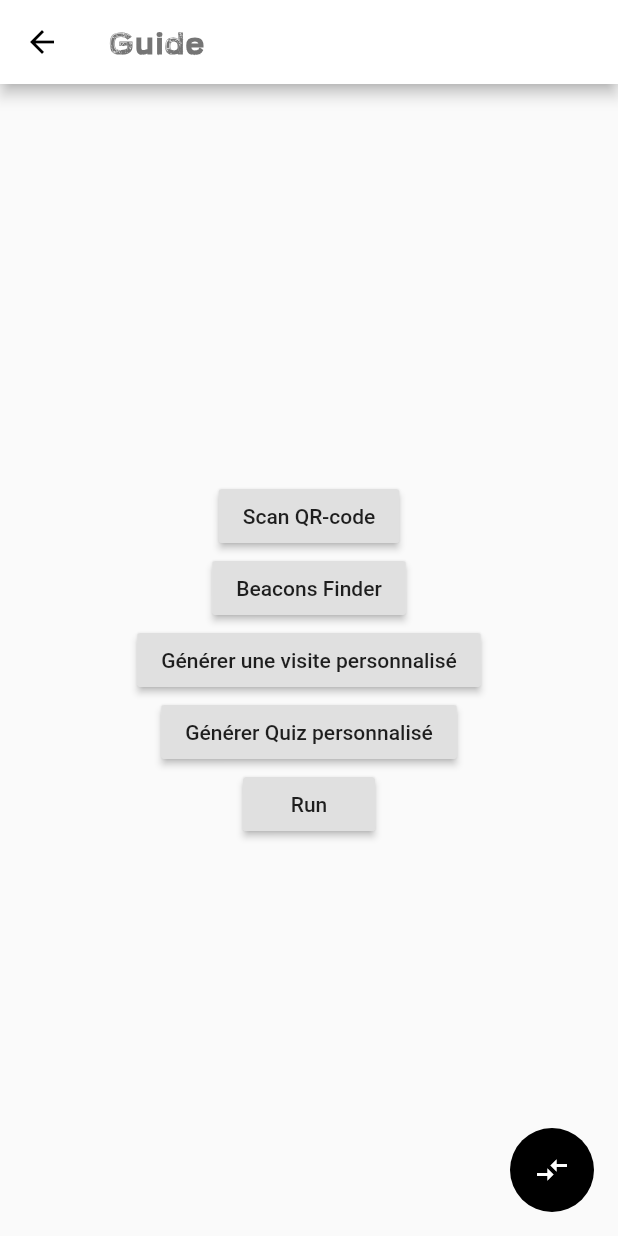
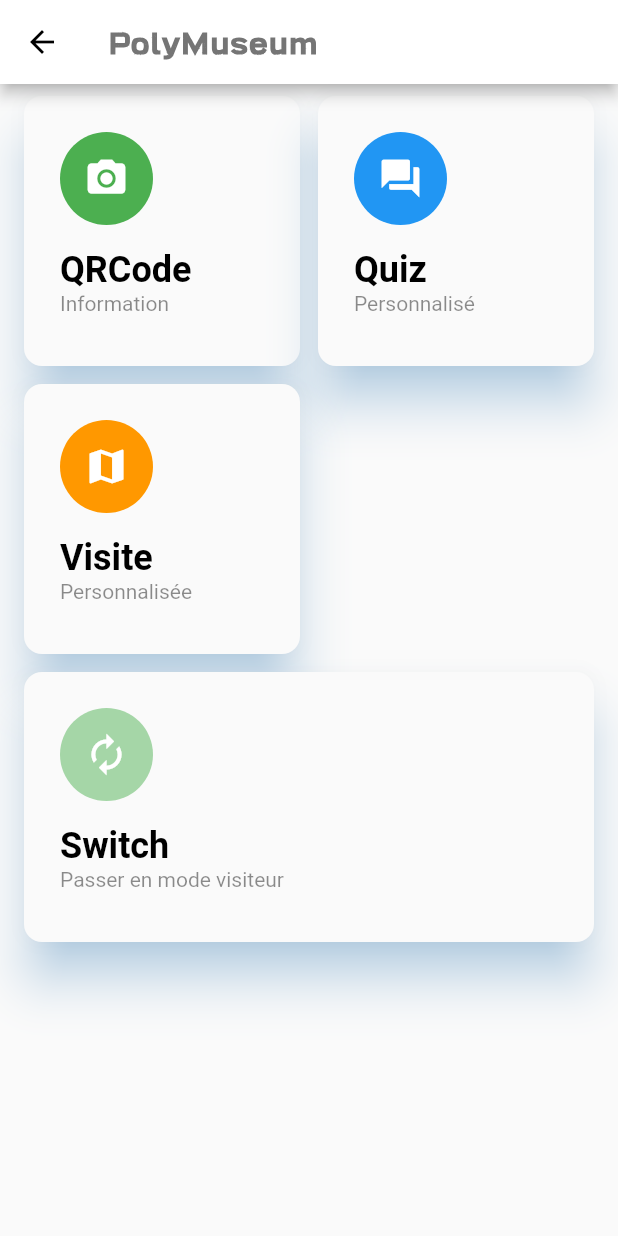
Before and after one commit to Raph-hsyuan/projet-janvier-19-pns-ps7-18-19-iam, a Flutter app: the GuideScreen screen opened directly, on a phone screen of 412 x 824 dp. Run offline on Flutter 3.47's test engine with Material 2 defaults, Android fonts, the phone set to English and light mode, and no system bars; our stand-ins replace audioplayers, auto_size_text, cloud_firestore, flutter_compass, flutter_local_notifications, flutter_spinkit and 1 more; missing offline and left inert: barcode_scan, flutter_beacon, flutter_nfc_reader, permission, vibrate; accounts and stored records are empty; statements that could not run were skipped.

Commit message:
#35 modifier la page de guide et ajouter hiden test bouton

```diff
--- a/polymuseum/lib/screens/GuideScreen.dart
+++ b/polymuseum/lib/screens/GuideScreen.dart
@@ -2,13 +2,18 @@ import 'package:flutter/material.dart';
 import 'package:polymuseum/screens/QuizGeneratorScreen.dart';
 import 'package:polymuseum/screens/QrScreen.dart';
 import 'package:polymuseum/screens/VisitorScreen.dart';
-import 'package:polymuseum/sensors/Beacons.dart';
-import 'package:polymuseum/DBHelper.dart';
 import 'package:polymuseum/screens/VisitGeneratorScreen.dart';
-import 'RaceScreen.dart';
+import 'package:flutter_staggered_grid_view/flutter_staggered_grid_view.dart';
+import 'package:polymuseum/screens/HidenTestingScreen.dart';
 
-class GuideScreen extends StatelessWidget {
-  DBHelper dbHelper = new DBHelper();
+
+class GuideScreen extends StatefulWidget {
+  @override
+  _GuideScreenState createState() => _GuideScreenState();
+}
+
+class _GuideScreenState extends State<GuideScreen> {
+  int actualChart = 0;
 
   @override
   Widget build(BuildContext context) {
@@ -18,75 +23,172 @@ class GuideScreen extends StatelessWidget {
             color: Colors.black,
           ),
           backgroundColor: Colors.white,
-          title: Text('Guide',
+          title: Text('PolyMuseum',
               style: TextStyle(
                   color: Colors.grey[600],
                   fontWeight: FontWeight.w700,
                   fontSize: 20.0,
                   fontFamily: 'Broadwell')),
+          flexibleSpace: IconButton(
+            onPressed:  () {
+              Navigator.push(
+                context,
+                MaterialPageRoute(builder: (context) => HidenTestingScreen()),
+              );},
+            icon: Icon(Icons.settings,color: Colors.white,),
           ),
-        body: Center(
-          child: new Column(
-              mainAxisAlignment: MainAxisAlignment.center,
+
+        ),
+        body: StaggeredGridView.count(
+          crossAxisCount: 2,
+          crossAxisSpacing: 12.0,
+          mainAxisSpacing: 12.0,
+          padding: EdgeInsets.symmetric(horizontal: 16.0, vertical: 8.0),
           children: <Widget>[
-                RaisedButton(
-                  child: Text('Scan QR-code'),
-                  onPressed: () {
+            _buildTile(
+                Padding(
+                  padding: const EdgeInsets.all(24.0),
+                  child: Column(
+                      mainAxisAlignment: MainAxisAlignment.start,
+                      crossAxisAlignment: CrossAxisAlignment.start,
+                      children: <Widget>[
+                        Material(
+                            color: Colors.green,
+                            shape: CircleBorder(),
+                            child: Padding(
+                              padding: EdgeInsets.all(16.0),
+                              child: Icon(Icons.photo_camera,
+                                  color: Colors.white, size: 30.0),
+                            )),
+                        Padding(padding: EdgeInsets.only(bottom: 16.0)),
+                        Text('QRCode',
+                            style: TextStyle(
+                                color: Colors.black,
+                                fontWeight: FontWeight.w700,
+                                fontSize: 24.0)),
+                        Text('Information',
+                            style: TextStyle(color: Colors.black45)),
+                      ]),
+                ), onTap: () {
               Navigator.push(
                 context,
                 MaterialPageRoute(builder: (context) => QrScreen()),
               );
-                  },
-                ),
-                RaisedButton(
-                  child: Text('Beacons Finder'),
-                  onPressed: () {
+            }),
+            _buildTile(
+                Padding(
+                  padding: const EdgeInsets.all(24.0),
+                  child: Column(
+                      mainAxisAlignment: MainAxisAlignment.start,
+                      crossAxisAlignment: CrossAxisAlignment.start,
+                      children: <Widget>[
+                        Material(
+                            color: Colors.blue,
+                            shape: CircleBorder(),
+                            child: Padding(
+                              padding: EdgeInsets.all(16.0),
+                              child: Icon(Icons.question_answer,
+                                  color: Colors.white, size: 30.0),
+                            )),
+                        Padding(padding: EdgeInsets.only(bottom: 16.0)),
+                        Text('Quiz',
+                            style: TextStyle(
+                                color: Colors.black,
+                                fontWeight: FontWeight.w700,
+                                fontSize: 24.0)),
+                        Text('Personnalisé',
+                            style: TextStyle(color: Colors.black45)),
+                      ]),
+                ), onTap: () {
               Navigator.push(
                 context,
-                      MaterialPageRoute(builder: (context) => Beacons()),
+                MaterialPageRoute(builder: (context) => QuizGeneratorScreen()),
               );
-                  },
-                ),
-                RaisedButton(
-                  child: Text('Générer une visite personnalisé'),
-                  onPressed: () {
+            }),
+            _buildTile(
+                Padding(
+                  padding: const EdgeInsets.all(24.0),
+                  child: Column(
+                      mainAxisAlignment: MainAxisAlignment.start,
+                      crossAxisAlignment: CrossAxisAlignment.start,
+                      children: <Widget>[
+                        Material(
+                            color: Colors.orange,
+                            shape: CircleBorder(),
+                            child: Padding(
+                              padding: EdgeInsets.all(16.0),
+                              child: Icon(Icons.map,
+                                  color: Colors.white, size: 30.0),
+                            )),
+                        Padding(padding: EdgeInsets.only(bottom: 16.0)),
+                        Text('Visite',
+                            style: TextStyle(
+                                color: Colors.black,
+                                fontWeight: FontWeight.w700,
+                                fontSize: 24.0)),
+                        Text('Personnalisée',
+                            style: TextStyle(color: Colors.black45)),
+                      ]),
+                ), onTap: () {
               Navigator.push(
                 context,
-                      MaterialPageRoute(
-                          builder: (context) => VisitGeneratorScreen()),
+                MaterialPageRoute(builder: (_) => VisitGeneratorScreen()),
               );
-                  },
-                ),
-                RaisedButton(
-                  child: Text('Générer Quiz personnalisé'),
-                  onPressed: () {
-                    Navigator.push(
-                      context,
-                      MaterialPageRoute(
-                          builder: (context) => QuizGeneratorScreen()),
-                    );
-                  },
-                ),
-                RaisedButton(
-                  child: Text('Run'),
-                  onPressed: () {
-                    Navigator.push(
-                      context,
-                      MaterialPageRoute(builder: (context) => RaceScreen()),
-                    );
-                  },
-                ),
+            }),
+            _buildTile(
+                Padding(
+                  padding: const EdgeInsets.all(24.0),
+                  child: Column(
+                      mainAxisAlignment: MainAxisAlignment.start,
+                      crossAxisAlignment: CrossAxisAlignment.start,
+                      children: <Widget>[
+                        Material(
+                            color: Colors.green[200],
+                            shape: CircleBorder(),
+                            child: Padding(
+                              padding: EdgeInsets.all(16.0),
+                              child: Icon(Icons.autorenew,
+                                  color: Colors.white, size: 30.0),
+                            )),
+                        Padding(padding: EdgeInsets.only(bottom: 16.0)),
+                        Text('Switch',
+                            style: TextStyle(
+                                color: Colors.black,
+                                fontWeight: FontWeight.w700,
+                                fontSize: 24.0)),
+                        Text('Passer en mode visiteur',
+                            style: TextStyle(color: Colors.black45)),
                       ]),
-        ),
-        floatingActionButton: new FloatingActionButton(
-            elevation: 0.0,
-            child: new Icon(Icons.compare_arrows),
-            backgroundColor: new Color(0xFF000000),
-            onPressed: () {
+                ), onTap: () {
               Navigator.push(
                 context,
                 MaterialPageRoute(builder: (context) => VisitorScreen()),
               );
-            }));
+            }),
+          ],
+          staggeredTiles: [
+            StaggeredTile.extent(1, 180.0),
+            StaggeredTile.extent(1, 180.0),
+            StaggeredTile.extent(1, 180.0),
+            StaggeredTile.extent(2, 180.0),
+            // StaggeredTile.extent(2, 220.0),
+            // StaggeredTile.extent(2, 110.0),
+          ],
+        ));
+  }
+
+  Widget _buildTile(Widget child, {Function() onTap}) {
+    return Material(
+        elevation: 14.0,
+        borderRadius: BorderRadius.circular(12.0),
+        shadowColor: Color(0x802196F3),
+        child: InkWell(
+            // Do onTap() if it isn't null, otherwise do print()
+            onTap: onTap != null
+                ? () => onTap()
+                : () {
+                    print('Not set yet');
+                  },
+            child: child));
   }
 }
--- /dev/null
+++ b/polymuseum/lib/screens/HidenTestingScreen.dart
@@ -0,0 +1,82 @@
+import 'package:flutter/material.dart';
+import 'package:polymuseum/screens/QuizGeneratorScreen.dart';
+import 'package:polymuseum/screens/QrScreen.dart';
+import 'package:polymuseum/sensors/boussole.dart';
+import 'package:polymuseum/sensors/Beacons.dart';
+import 'package:polymuseum/DBHelper.dart';
+import 'package:polymuseum/screens/TennisScreen.dart';
+import 'RaceScreen.dart';
+
+class HidenTestingScreen extends StatelessWidget {
+  DBHelper dbHelper = new DBHelper();
+
+  @override
+  Widget build(BuildContext context) {
+    return Scaffold(
+        appBar: AppBar(
+          iconTheme: IconThemeData(
+            color: Colors.black,
+          ),
+          backgroundColor: Colors.white,
+          title: Text('Dev Test',
+              style: TextStyle(
+                  color: Colors.grey[600],
+                  fontWeight: FontWeight.w700,
+                  fontSize: 20.0,
+                  fontFamily: 'Broadwell')),
+        ),
+        body: Center(
+          child: new Column(
+              mainAxisAlignment: MainAxisAlignment.center,
+              children: <Widget>[
+                RaisedButton(
+                  child: Text('Scan QR-code'),
+                  onPressed: () {
+                    Navigator.push(
+                      context,
+                      MaterialPageRoute(builder: (context) => QrScreen()),
+                    );
+                  },
+                ),
+                RaisedButton(
+                  child: Text('Beacons Finder'),
+                  onPressed: () {
+                    Navigator.push(
+                      context,
+                      MaterialPageRoute(builder: (context) => Beacons()),
+                    );
+                  },
+                ),
+                RaisedButton(
+                  child: Text('Boussole Tester'),
+                  onPressed: () {
+                    Navigator.push(
+                      context,
+                      MaterialPageRoute(builder: (context) => BoussoleTester()),
+                    );
+                  },
+                ),
+                RaisedButton(
+                  child: Text('Tennis'),
+                  onPressed: () {
+                    Navigator.push(
+                      context,
+                      MaterialPageRoute(
+                          builder: (context) => Tennis()),
+                    );
+                  },
+                ),
+                RaisedButton(
+                  child: Text('Run'),
+                  onPressed: () {
+                    Navigator.push(
+                      context,
+                      MaterialPageRoute(builder: (context) => RaceScreen()),
+                    );
+                  },
+                ),
+              ]),
+        ),
+);
+  }
+}
--- a/polymuseum/lib/boussole.dart
+++ b/polymuseum/lib/sensors/boussole.dart
@@ -3,12 +3,12 @@ import 'package:flutter/material.dart';
 import 'package:flutter_compass/flutter_compass.dart';
 
 
-class MyApp extends StatefulWidget {
+class BoussoleTester extends StatefulWidget {
   @override
-  _MyAppState createState() => new _MyAppState();
+  _BoussoleTesterState createState() => new _BoussoleTesterState();
 }
 
-class _MyAppState extends State<MyApp> {
+class _BoussoleTesterState extends State<BoussoleTester> {
   double _direction;
   double pi = 3.1415926;
   @override
```
Also changed, not shown: 1 other file. Lines whose indentation alone changed are shown as unchanged.
